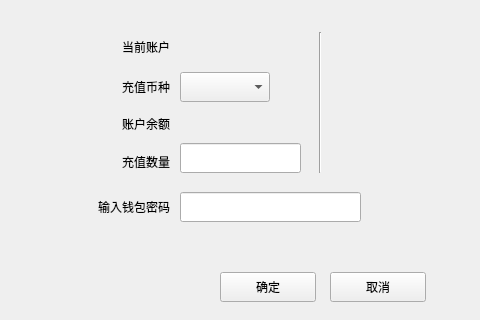
This is LNKWallet/exchange/depositexchangecontractdialog.ui in HcashOrg/hx-indicator as Qt 5 draws it before an edit; both pictures show x 150 to 630 and y 109 to 429 of the 960 by 543 pixel window. The edited form follows.
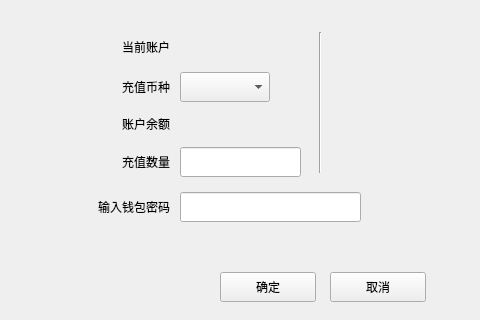
This is the edited form.

```diff
--- a/LNKWallet/exchange/depositexchangecontractdialog.ui
+++ b/LNKWallet/exchange/depositexchangecontractdialog.ui
@@ -120,7 +120,7 @@
      <property name="geometry">
       <rect>
        <x>100</x>
-       <y>141</y>
+       <y>145</y>
        <width>121</width>
        <height>30</height>
       </rect>
```
